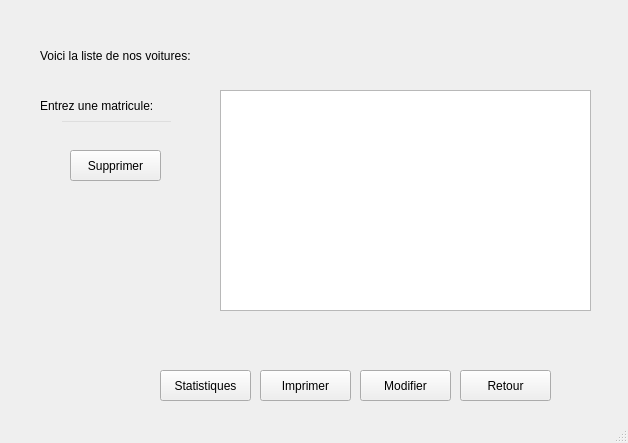
Old version of the form mainwindow.ui in the repository mohamedazizgallala/Smart_wedding_reception_2A8.
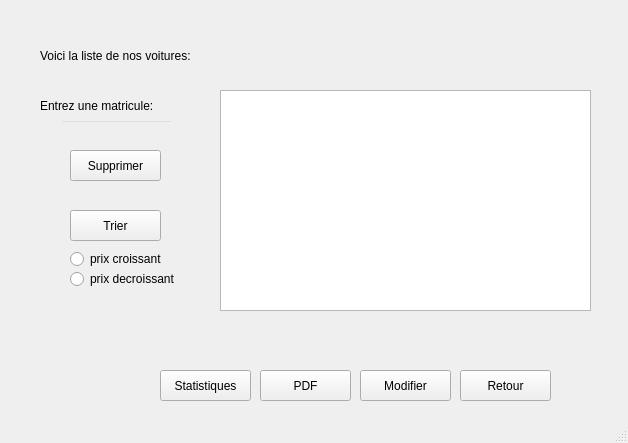
New version of the form. The open tabs and pages were chosen to show the change. Icons and pictures are not drawn.

What changed in the file:
```diff
--- a/mainwindow.ui
+++ b/mainwindow.ui
@@ -1137,7 +1137,7 @@
 </string>
        </property>
        <property name="text">
-        <string>Imprimer</string>
+        <string>PDF</string>
        </property>
       </widget>
       <widget class="QPushButton" name="imprimer_car_listButton_2">
@@ -1167,6 +1167,59 @@
         <string>Statistiques</string>
        </property>
       </widget>
+      <widget class="QPushButton" name="car_tri">
+       <property name="geometry">
+        <rect>
+         <x>50</x>
+         <y>180</y>
+         <width>91</width>
+         <height>31</height>
+        </rect>
+       </property>
+       <property name="styleSheet">
+        <string notr="true">background:transparent;
+font: italic 12pt &quot;Century Gothic&quot;;
+color: qconicalgradient(cx:0.5, cy:0.5, angle:0, stop:0 rgba(35, 40, 3, 255), stop:0.16 rgba(136, 106, 22, 255), stop:0.225 rgba(166, 140, 41, 255), stop:0.285 rgba(204, 181, 74, 255), stop:0.345 rgba(235, 219, 102, 255), stop:0.415 rgba(245, 236, 112, 255), stop:0.52 rgba(209, 190, 76, 255), stop:0.57 rgba(187, 156, 51, 255), stop:0.635 rgba(168, 142, 42, 255), stop:0.695 rgba(202, 174, 68, 255), stop:0.75 rgba(218, 202, 86, 255), stop:0.815 rgba(208, 187, 73, 255), stop:0.88 rgba(187, 156, 51, 255), stop:0.935 rgba(137, 108, 26, 255), stop:1 rgba(35, 40, 3, 255));
+border-bottom:2px solid#717072;
+border-color: qconicalgradient(cx:0.5, cy:0.5, angle:0, stop:0 rgba(35, 40, 3, 255), stop:0.16 rgba(136, 106, 22, 255), stop:0.225 rgba(166, 140, 41, 255), stop:0.285 rgba(204, 181, 74, 255), stop:0.345 rgba(235, 219, 102, 255), stop:0.415 rgba(245, 236, 112, 255), stop:0.52 rgba(209, 190, 76, 255), stop:0.57 rgba(187, 156, 51, 255), stop:0.635 rgba(168, 142, 42, 255), stop:0.695 rgba(202, 174, 68, 255), stop:0.75 rgba(218, 202, 86, 255), stop:0.815 rgba(208, 187, 73, 255), stop:0.88 rgba(187, 156, 51, 255), stop:0.935 rgba(137, 108, 26, 255), stop:1 rgba(35, 40, 3, 255));
+background-color: rgb(255, 212, 250);
+
+border-radius:15px;}
+QPushButton:hover{
+	
+	background-color: rgb(234, 78, 117);
+</string>
+       </property>
+       <property name="text">
+        <string>Trier</string>
+       </property>
+      </widget>
+      <widget class="QRadioButton" name="prix_croissant_car">
+       <property name="geometry">
+        <rect>
+         <x>50</x>
+         <y>220</y>
+         <width>111</width>
+         <height>18</height>
+        </rect>
+       </property>
+       <property name="text">
+        <string>prix croissant</string>
+       </property>
+      </widget>
+      <widget class="QRadioButton" name="prix_decroissant_car">
+       <property name="geometry">
+        <rect>
+         <x>50</x>
+         <y>240</y>
+         <width>111</width>
+         <height>18</height>
+        </rect>
+       </property>
+       <property name="text">
+        <string>prix decroissant</string>
+       </property>
+      </widget>
      </widget>
     </widget>
     <widget class="QWidget" name="sendEmailWindow"/>
```
Left out of the diff: 2 changed lines with no effect on the pictures.
